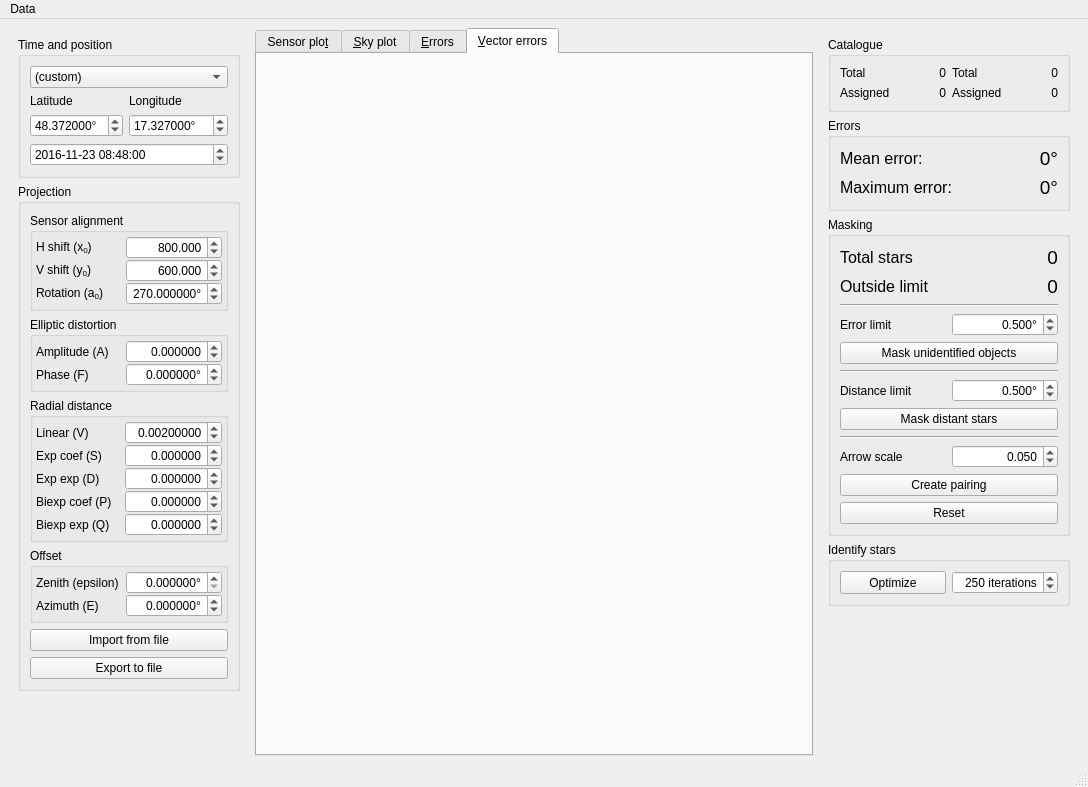
Before: the Qt Designer form ui/main.ui in AMOS-uniba/vasco, drawn with Qt 5.
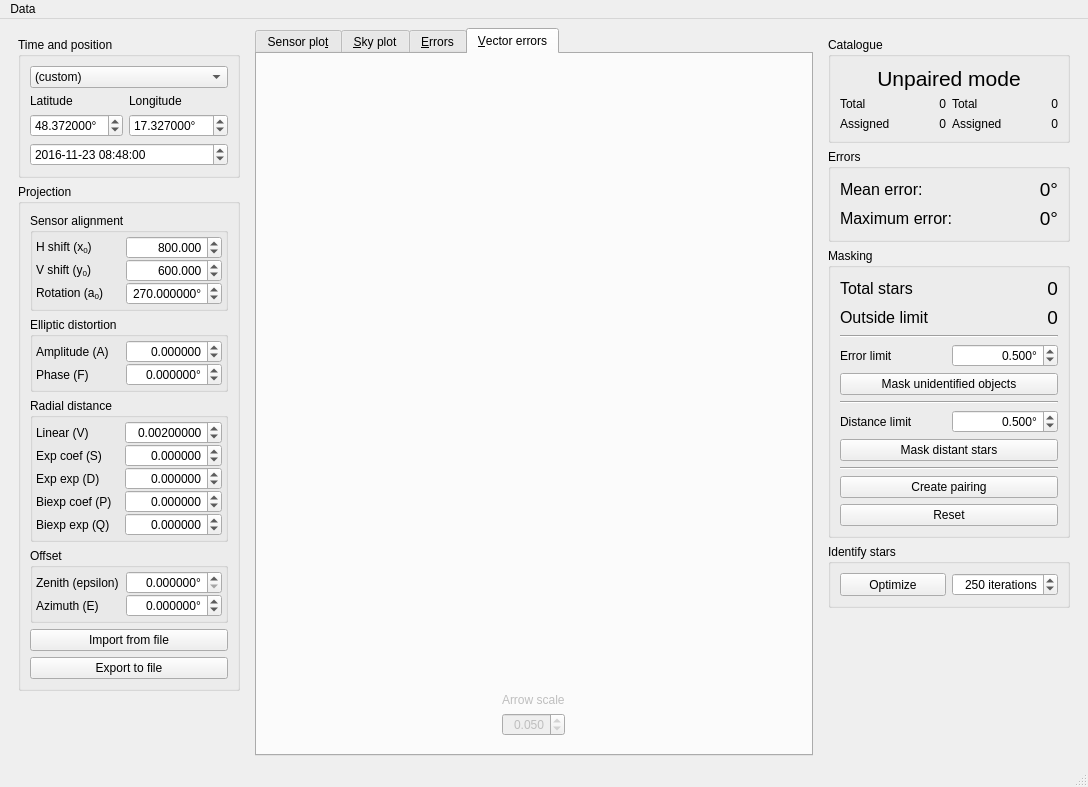
After: the same form once the commit is applied.

What changed in the file:
```diff
--- a/ui/main.ui
+++ b/ui/main.ui
@@ -759,6 +759,66 @@
             <property name="bottomMargin">
              <number>0</number>
             </property>
+            <item>
+             <widget class="QWidget" name="widget" native="true">
+              <property name="sizePolicy">
+               <sizepolicy hsizetype="Maximum" vsizetype="Preferred">
+                <horstretch>0</horstretch>
+                <verstretch>0</verstretch>
+               </sizepolicy>
+              </property>
+              <layout class="QVBoxLayout" name="verticalLayout_5">
+               <item>
+                <spacer name="verticalSpacer">
+                 <property name="orientation">
+                  <enum>Qt::Vertical</enum>
+                 </property>
+                 <property name="sizeHint" stdset="0">
+                  <size>
+                   <width>20</width>
+                   <height>612</height>
+                  </size>
+                 </property>
+                </spacer>
+               </item>
+               <item>
+                <widget class="QLabel" name="lx_arrow_scale">
+                 <property name="text">
+                  <string>Arrow scale</string>
+                 </property>
+                </widget>
+               </item>
+               <item>
+                <widget class="QDoubleSpinBox" name="dsb_arrow_scale">
+                 <property name="alignment">
+                  <set>Qt::AlignRight|Qt::AlignTrailing|Qt::AlignVCenter</set>
+                 </property>
+                 <property name="suffix">
+                  <string/>
+                 </property>
+                 <property name="decimals">
+                  <number>3</number>
+                 </property>
+                 <property name="minimum">
+                  <double>0.001000000000000</double>
+                 </property>
+                 <property name="maximum">
+                  <double>0.500000000000000</double>
+                 </property>
+                 <property name="singleStep">
+                  <double>0.050000000000000</double>
+                 </property>
+                 <property name="stepType">
+                  <enum>QAbstractSpinBox::AdaptiveDecimalStepType</enum>
+                 </property>
+                 <property name="value">
+                  <double>0.050000000000000</double>
+                 </property>
+                </widget>
+               </item>
+              </layout>
+             </widget>
+            </item>
            </layout>
           </widget>
          </widget>
@@ -776,7 +836,29 @@
           <string>Catalogue</string>
          </property>
          <layout class="QGridLayout" name="gridLayout_9">
-          <item row="0" column="1">
+          <item row="2" column="3">
+           <widget class="QLabel" name="lb_objects_near">
+            <property name="sizePolicy">
+             <sizepolicy hsizetype="Maximum" vsizetype="Preferred">
+              <horstretch>0</horstretch>
+              <verstretch>0</verstretch>
+             </sizepolicy>
+            </property>
+            <property name="minimumSize">
+             <size>
+              <width>48</width>
+              <height>0</height>
+             </size>
+            </property>
+            <property name="text">
+             <string>0</string>
+            </property>
+            <property name="alignment">
+             <set>Qt::AlignRight|Qt::AlignTrailing|Qt::AlignVCenter</set>
+            </property>
+           </widget>
+          </item>
+          <item row="1" column="1">
            <widget class="QLabel" name="lb_catalogue_all">
             <property name="sizePolicy">
              <sizepolicy hsizetype="Maximum" vsizetype="Preferred">
@@ -798,7 +880,7 @@
             </property>
            </widget>
           </item>
-          <item row="1" column="0">
+          <item row="2" column="0">
            <widget class="QLabel" name="lx_catalogue_near">
             <property name="sizePolicy">
              <sizepolicy hsizetype="Preferred" vsizetype="Maximum">
@@ -811,7 +893,20 @@
             </property>
            </widget>
           </item>
-          <item row="0" column="0">
+          <item row="2" column="2">
+           <widget class="QLabel" name="lx_objects_near">
+            <property name="sizePolicy">
+             <sizepolicy hsizetype="Preferred" vsizetype="Maximum">
+              <horstretch>0</horstretch>
+              <verstretch>0</verstretch>
+             </sizepolicy>
+            </property>
+            <property name="text">
+             <string>Assigned</string>
+            </property>
+           </widget>
+          </item>
+          <item row="1" column="0">
            <widget class="QLabel" name="lx_catalogue_all">
             <property name="sizePolicy">
              <sizepolicy hsizetype="Preferred" vsizetype="Maximum">
@@ -824,7 +919,7 @@
             </property>
            </widget>
           </item>
-          <item row="0" column="2">
+          <item row="1" column="2">
            <widget class="QLabel" name="lx_objects_all">
             <property name="sizePolicy">
              <sizepolicy hsizetype="Preferred" vsizetype="Maximum">
@@ -837,7 +932,7 @@
             </property>
            </widget>
           </item>
-          <item row="1" column="1">
+          <item row="2" column="1">
            <widget class="QLabel" name="lb_catalogue_near">
             <property name="sizePolicy">
              <sizepolicy hsizetype="Maximum" vsizetype="Preferred">
@@ -859,43 +954,8 @@
             </property>
            </widget>
           </item>
-          <item row="0" column="3">
-           <widget class="QLabel" name="lb_objects_all">
-            <property name="sizePolicy">
-             <sizepolicy hsizetype="Maximum" vsizetype="Preferred">
-              <horstretch>0</horstretch>
-              <verstretch>0</verstretch>
-             </sizepolicy>
-            </property>
-            <property name="minimumSize">
-             <size>
-              <width>48</width>
-              <height>0</height>
-             </size>
-            </property>
-            <property name="text">
-             <string>0</string>
-            </property>
-            <property name="alignment">
-             <set>Qt::AlignRight|Qt::AlignTrailing|Qt::AlignVCenter</set>
-            </property>
-           </widget>
-          </item>
-          <item row="1" column="2">
-           <widget class="QLabel" name="lx_objects_near">
-            <property name="sizePolicy">
-             <sizepolicy hsizetype="Preferred" vsizetype="Maximum">
-              <horstretch>0</horstretch>
-              <verstretch>0</verstretch>
-             </sizepolicy>
-            </property>
-            <property name="text">
-             <string>Assigned</string>
-            </property>
-           </widget>
-          </item>
           <item row="1" column="3">
-           <widget class="QLabel" name="lb_objects_near">
+           <widget class="QLabel" name="lb_objects_all">
             <property name="sizePolicy">
              <sizepolicy hsizetype="Maximum" vsizetype="Preferred">
               <horstretch>0</horstretch>
@@ -916,6 +976,28 @@
             </property>
            </widget>
           </item>
+          <item row="0" column="0" colspan="4">
+           <widget class="QLabel" name="lb_mode">
+            <property name="sizePolicy">
+             <sizepolicy hsizetype="Preferred" vsizetype="Maximum">
+              <horstretch>0</horstretch>
+              <verstretch>0</verstretch>
+             </sizepolicy>
+            </property>
+            <property name="font">
+             <font>
+              <family>Cantarell</family>
+              <pointsize>16</pointsize>
+             </font>
+            </property>
+            <property name="text">
+             <string>Unpaired mode</string>
+            </property>
+            <property name="alignment">
+             <set>Qt::AlignCenter</set>
+            </property>
+           </widget>
+          </item>
          </layout>
         </widget>
        </item>
@@ -1064,13 +1146,6 @@
             </property>
            </widget>
           </item>
-          <item row="10" column="0">
-           <widget class="QLabel" name="lx_distance_limit">
-            <property name="text">
-             <string>Distance limit</string>
-            </property>
-           </widget>
-          </item>
           <item row="10" column="1">
            <widget class="QDoubleSpinBox" name="dsb_distance_limit">
             <property name="alignment">
@@ -1239,38 +1314,10 @@
             </property>
            </widget>
           </item>
-          <item row="16" column="0">
-           <widget class="QLabel" name="lx_arrow_scale">
+          <item row="10" column="0">
+           <widget class="QLabel" name="lx_distance_limit">
             <property name="text">
-             <string>Arrow scale</string>
-            </property>
-           </widget>
-          </item>
-          <item row="16" column="1">
-           <widget class="QDoubleSpinBox" name="dsb_arrow_scale">
-            <property name="alignment">
-             <set>Qt::AlignRight|Qt::AlignTrailing|Qt::AlignVCenter</set>
-            </property>
-            <property name="suffix">
-             <string/>
-            </property>
-            <property name="decimals">
-             <number>3</number>
-            </property>
-            <property name="minimum">
-             <double>0.001000000000000</double>
-            </property>
-            <property name="maximum">
-             <double>0.500000000000000</double>
-            </property>
-            <property name="singleStep">
-             <double>0.050000000000000</double>
-            </property>
-            <property name="stepType">
-             <enum>QAbstractSpinBox::AdaptiveDecimalStepType</enum>
-            </property>
-            <property name="value">
-             <double>0.050000000000000</double>
+             <string>Distance limit</string>
             </property>
            </widget>
           </item>
@@ -1329,7 +1376,7 @@
          <property name="sizeHint" stdset="0">
           <size>
            <width>241</width>
-           <height>132</height>
+           <height>129</height>
           </size>
          </property>
         </spacer>
```
